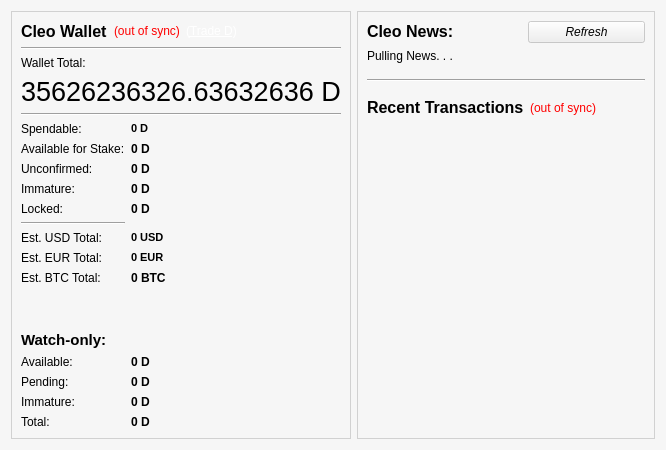
Olliecad1/CLEO-Global, file src/qt/forms/overviewpage.ui: the form before one commit.
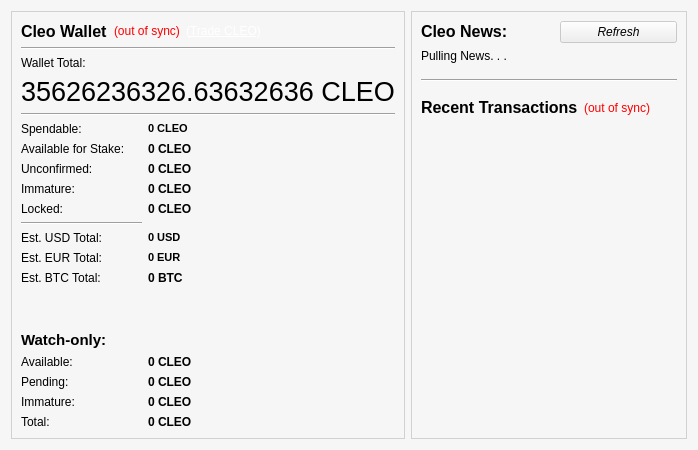
The form after the commit. Icons and pictures are not drawn.

Commit message:
Currency unit update
Updates "D" to "CLEO".

```diff
--- a/src/qt/forms/overviewpage.ui
+++ b/src/qt/forms/overviewpage.ui
@@ -136,7 +136,7 @@
              <string>Total of coins that was staked, and do not yet count toward the current balance</string>
             </property>
             <property name="text">
-             <string notr="true">0 D</string>
+             <string notr="true">0 CLEO</string>
             </property>
             <property name="textInteractionFlags">
              <set>Qt::LinksAccessibleByMouse|Qt::TextSelectableByKeyboard|Qt::TextSelectableByMouse</set>
@@ -165,7 +165,7 @@
              <string>Total of transactions that have yet to be confirmed, and do not yet count toward the current balance</string>
             </property>
             <property name="text">
-             <string notr="true">0 D</string>
+             <string notr="true">0 CLEO</string>
             </property>
             <property name="textInteractionFlags">
              <set>Qt::LinksAccessibleByMouse|Qt::TextSelectableByKeyboard|Qt::TextSelectableByMouse</set>
@@ -188,7 +188,7 @@
              <string>Your current spendable balance</string>
             </property>
             <property name="text">
-             <string notr="true">0 D</string>
+             <string notr="true">0 CLEO</string>
             </property>
             <property name="textInteractionFlags">
              <set>Qt::LinksAccessibleByMouse|Qt::TextSelectableByKeyboard|Qt::TextSelectableByMouse</set>
@@ -214,7 +214,7 @@
              <string>Balance from new stakes or coins that is not mature enough to be spent</string>
             </property>
             <property name="text">
-             <string notr="true">0 D</string>
+             <string notr="true">0 CLEO</string>
             </property>
             <property name="textInteractionFlags">
              <set>Qt::LinksAccessibleByMouse|Qt::TextSelectableByKeyboard|Qt::TextSelectableByMouse</set>
@@ -252,7 +252,7 @@
              <string>Current total balance in watch-only addresses</string>
             </property>
             <property name="text">
-             <string notr="true">0 D</string>
+             <string notr="true">0 CLEO</string>
             </property>
             <property name="alignment">
              <set>Qt::AlignLeading|Qt::AlignLeft|Qt::AlignVCenter</set>
@@ -277,7 +277,7 @@
              <string>Your current balance in watch-only addresses</string>
             </property>
             <property name="text">
-             <string notr="true">0 D</string>
+             <string notr="true">0 CLEO</string>
             </property>
             <property name="alignment">
              <set>Qt::AlignLeading|Qt::AlignLeft|Qt::AlignVCenter</set>
@@ -316,7 +316,7 @@
              <string>Mined balance in watch-only addresses that has not yet matured</string>
             </property>
             <property name="text">
-             <string notr="true">0 D</string>
+             <string notr="true">0 CLEO</string>
             </property>
             <property name="alignment">
              <set>Qt::AlignLeading|Qt::AlignLeft|Qt::AlignVCenter</set>
@@ -394,7 +394,7 @@
              <string>Unconfirmed transactions to watch-only addresses</string>
             </property>
             <property name="text">
-             <string notr="true">0 D</string>
+             <string notr="true">0 CLEO</string>
             </property>
             <property name="alignment">
              <set>Qt::AlignLeading|Qt::AlignLeft|Qt::AlignVCenter</set>
@@ -449,7 +449,7 @@
              <string>Balance locked from usage, e.g. masternode collateral</string>
             </property>
             <property name="text">
-             <string>0 D</string>
+             <string>0 CLEO</string>
             </property>
             <property name="textInteractionFlags">
              <set>Qt::TextSelectableByKeyboard|Qt::TextSelectableByMouse</set>
@@ -542,7 +542,7 @@
            <string>Your current total balance</string>
           </property>
           <property name="text">
-           <string notr="true">35626236326.63632636 D</string>
+           <string notr="true">35626236326.63632636 CLEO</string>
           </property>
           <property name="textInteractionFlags">
            <set>Qt::LinksAccessibleByMouse|Qt::TextSelectableByKeyboard|Qt::TextSelectableByMouse</set>
@@ -590,7 +590,7 @@
              <cursorShape>PointingHandCursor</cursorShape>
             </property>
             <property name="text">
-             <string>&lt;div style=&quot;color: #fff;&quot;&gt;(&lt;a href=&quot;https://www.coinexchange.io/market/D/BTC&quot; style=&quot;color: #fff;&quot;&gt;Trade D&lt;/a&gt;)&lt;/div&gt;</string>
+             <string>&lt;div style=&quot;color: #fff;&quot;&gt;(&lt;a href=&quot;https://www.coinexchange.io/market/D/BTC&quot; style=&quot;color: #fff;&quot;&gt;Trade CLEO&lt;/a&gt;)&lt;/div&gt;</string>
             </property>
             <property name="openExternalLinks">
              <bool>true</bool>
```
